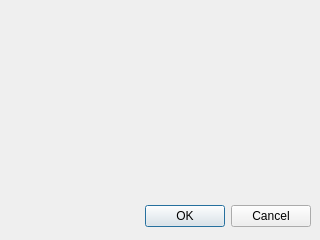
The window that factura.ui (Shadow81194/P58.Qt.Tiendad) describes before a commit, drawn with Qt 5.
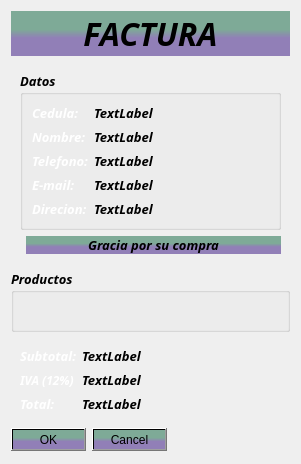
The same window after the commit. Icons and pictures are not drawn.

Diff of the .ui file:
```diff
--- a/factura.ui
+++ b/factura.ui
@@ -5,29 +5,348 @@
    <rect>
     <x>0</x>
     <y>0</y>
-    <width>320</width>
-    <height>240</height>
+    <width>301</width>
+    <height>464</height>
    </rect>
   </property>
   <property name="windowTitle">
    <string>Dialog</string>
   </property>
-  <widget class="QDialogButtonBox" name="buttonBox">
-   <property name="geometry">
-    <rect>
-     <x>10</x>
-     <y>200</y>
-     <width>301</width>
-     <height>32</height>
-    </rect>
-   </property>
-   <property name="orientation">
-    <enum>Qt::Horizontal</enum>
-   </property>
-   <property name="standardButtons">
-    <set>QDialogButtonBox::Cancel|QDialogButtonBox::Ok</set>
-   </property>
-  </widget>
+  <layout class="QFormLayout" name="formLayout_4">
+   <item row="0" column="0" colspan="2">
+    <widget class="QLabel" name="label">
+     <property name="font">
+      <font>
+       <family>Cooper Std Black</family>
+       <pointsize>10</pointsize>
+       <weight>75</weight>
+       <italic>true</italic>
+       <bold>true</bold>
+      </font>
+     </property>
+     <property name="styleSheet">
+      <string notr="true">background-color: qlineargradient(spread:reflect, x1:1, y1:0.943, x2:1, y2:0.0683636, stop:0.393258 rgba(82, 52, 145, 153), stop:0.606742 rgba(45, 121, 88, 148));</string>
+     </property>
+     <property name="text">
+      <string>&lt;html&gt;&lt;head/&gt;&lt;body&gt;&lt;p align=&quot;center&quot;&gt;&lt;span style=&quot; font-size:24pt; font-weight:600; font-style:italic;&quot;&gt;FACTURA&lt;/span&gt;&lt;/p&gt;&lt;/body&gt;&lt;/html&gt;</string>
+     </property>
+    </widget>
+   </item>
+   <item row="1" column="0" colspan="2">
+    <widget class="QWidget" name="widget" native="true">
+     <layout class="QFormLayout" name="formLayout_2">
+      <item row="0" column="0" colspan="2">
+       <widget class="QGroupBox" name="groupBox">
+        <property name="font">
+         <font>
+          <family>Cooper Std Black</family>
+          <pointsize>10</pointsize>
+          <weight>75</weight>
+          <italic>true</italic>
+          <bold>true</bold>
+         </font>
+        </property>
+        <property name="title">
+         <string>Datos</string>
+        </property>
+        <layout class="QFormLayout" name="formLayout">
+         <item row="0" column="0">
+          <widget class="QLabel" name="label_2">
+           <property name="font">
+            <font>
+             <family>Cooper Std Black</family>
+             <pointsize>10</pointsize>
+             <weight>75</weight>
+             <italic>true</italic>
+             <bold>true</bold>
+            </font>
+           </property>
+           <property name="styleSheet">
+            <string notr="true">color: rgb(255, 255, 255);</string>
+           </property>
+           <property name="text">
+            <string>Cedula:</string>
+           </property>
+          </widget>
+         </item>
+         <item row="0" column="1">
+          <widget class="QLabel" name="outCedula">
+           <property name="font">
+            <font>
+             <family>Cooper Std Black</family>
+             <pointsize>10</pointsize>
+             <weight>75</weight>
+             <italic>true</italic>
+             <bold>true</bold>
+            </font>
+           </property>
+           <property name="text">
+            <string>TextLabel</string>
+           </property>
+          </widget>
+         </item>
+         <item row="1" column="0">
+          <widget class="QLabel" name="label_3">
+           <property name="font">
+            <font>
+             <family>Cooper Std Black</family>
+             <pointsize>10</pointsize>
+             <weight>75</weight>
+             <italic>true</italic>
+             <bold>true</bold>
+            </font>
+           </property>
+           <property name="styleSheet">
+            <string notr="true">color: rgb(255, 255, 255);</string>
+           </property>
+           <property name="text">
+            <string>Nombre:</string>
+           </property>
+          </widget>
+         </item>
+         <item row="1" column="1">
+          <widget class="QLabel" name="outNombre">
+           <property name="text">
+            <string>TextLabel</string>
+           </property>
+          </widget>
+         </item>
+         <item row="2" column="0">
+          <widget class="QLabel" name="label_4">
+           <property name="font">
+            <font>
+             <family>Cooper Std Black</family>
+             <pointsize>10</pointsize>
+             <weight>75</weight>
+             <italic>true</italic>
+             <bold>true</bold>
+            </font>
+           </property>
+           <property name="styleSheet">
+            <string notr="true">color: rgb(255, 255, 255);</string>
+           </property>
+           <property name="text">
+            <string>Telefono:</string>
+           </property>
+          </widget>
+         </item>
+         <item row="2" column="1">
+          <widget class="QLabel" name="outTelefono">
+           <property name="text">
+            <string>TextLabel</string>
+           </property>
+          </widget>
+         </item>
+         <item row="3" column="0">
+          <widget class="QLabel" name="label_5">
+           <property name="font">
+            <font>
+             <family>Cooper Std Black</family>
+             <pointsize>10</pointsize>
+             <weight>75</weight>
+             <italic>true</italic>
+             <bold>true</bold>
+            </font>
+           </property>
+           <property name="styleSheet">
+            <string notr="true">color: rgb(255, 255, 255);</string>
+           </property>
+           <property name="text">
+            <string>E-mail:</string>
+           </property>
+          </widget>
+         </item>
+         <item row="3" column="1">
+          <widget class="QLabel" name="outMail">
+           <property name="text">
+            <string>TextLabel</string>
+           </property>
+          </widget>
+         </item>
+         <item row="4" column="0">
+          <widget class="QLabel" name="label_6">
+           <property name="font">
+            <font>
+             <family>Cooper Std Black</family>
+             <pointsize>10</pointsize>
+             <weight>75</weight>
+             <italic>true</italic>
+             <bold>true</bold>
+            </font>
+           </property>
+           <property name="styleSheet">
+            <string notr="true">color: rgb(255, 255, 255);</string>
+           </property>
+           <property name="text">
+            <string>Direcion:</string>
+           </property>
+          </widget>
+         </item>
+         <item row="4" column="1">
+          <widget class="QLabel" name="outDirecion">
+           <property name="text">
+            <string>TextLabel</string>
+           </property>
+          </widget>
+         </item>
+        </layout>
+       </widget>
+      </item>
+      <item row="1" column="0">
+       <widget class="QWidget" name="widget_3" native="true"/>
+      </item>
+      <item row="1" column="1">
+       <widget class="QLabel" name="label_10">
+        <property name="font">
+         <font>
+          <family>Cooper Std Black</family>
+          <pointsize>10</pointsize>
+          <weight>75</weight>
+          <italic>true</italic>
+          <bold>true</bold>
+         </font>
+        </property>
+        <property name="styleSheet">
+         <string notr="true">background-color: qlineargradient(spread:reflect, x1:1, y1:0.943, x2:1, y2:0.0683636, stop:0.393258 rgba(82, 52, 145, 153), stop:0.606742 rgba(45, 121, 88, 148));</string>
+        </property>
+        <property name="text">
+         <string>&lt;html&gt;&lt;head/&gt;&lt;body&gt;&lt;p align=&quot;center&quot;&gt;&lt;span style=&quot; font-size:10pt; font-weight:600; font-style:italic;&quot;&gt;Gracia por su compra&lt;/span&gt;&lt;/p&gt;&lt;/body&gt;&lt;/html&gt;</string>
+        </property>
+       </widget>
+      </item>
+     </layout>
+    </widget>
+   </item>
+   <item row="2" column="0" colspan="2">
+    <widget class="QGroupBox" name="groupBox_2">
+     <property name="font">
+      <font>
+       <family>Cooper Std Black</family>
+       <pointsize>10</pointsize>
+       <weight>75</weight>
+       <italic>true</italic>
+       <bold>true</bold>
+      </font>
+     </property>
+     <property name="title">
+      <string>Productos</string>
+     </property>
+     <layout class="QVBoxLayout" name="verticalLayout">
+      <item>
+       <widget class="QLabel" name="outDetalle">
+        <property name="text">
+         <string/>
+        </property>
+       </widget>
+      </item>
+     </layout>
+    </widget>
+   </item>
+   <item row="3" column="0">
+    <widget class="QWidget" name="widget_2" native="true">
+     <property name="font">
+      <font>
+       <family>Cooper Std Black</family>
+       <pointsize>10</pointsize>
+       <weight>75</weight>
+       <italic>true</italic>
+       <bold>true</bold>
+      </font>
+     </property>
+     <layout class="QFormLayout" name="formLayout_3">
+      <item row="0" column="0">
+       <widget class="QLabel" name="label_7">
+        <property name="styleSheet">
+         <string notr="true">color: rgb(255, 255, 255);</string>
+        </property>
+        <property name="text">
+         <string>Subtotal:</string>
+        </property>
+       </widget>
+      </item>
+      <item row="0" column="1">
+       <widget class="QLabel" name="outSubtotal">
+        <property name="text">
+         <string>TextLabel</string>
+        </property>
+       </widget>
+      </item>
+      <item row="1" column="0">
+       <widget class="QLabel" name="label_8">
+        <property name="font">
+         <font>
+          <family>Cooper Std Black</family>
+          <pointsize>9</pointsize>
+          <weight>75</weight>
+          <italic>true</italic>
+          <bold>true</bold>
+         </font>
+        </property>
+        <property name="styleSheet">
+         <string notr="true">color: rgb(255, 255, 255);</string>
+        </property>
+        <property name="text">
+         <string>IVA (12%)</string>
+        </property>
+       </widget>
+      </item>
+      <item row="1" column="1">
+       <widget class="QLabel" name="outIVA">
+        <property name="text">
+         <string>TextLabel</string>
+        </property>
+       </widget>
+      </item>
+      <item row="2" column="0">
+       <widget class="QLabel" name="label_9">
+        <property name="font">
+         <font>
+          <family>Cooper Std Black</family>
+          <pointsize>10</pointsize>
+          <weight>75</weight>
+          <italic>true</italic>
+          <bold>true</bold>
+         </font>
+        </property>
+        <property name="styleSheet">
+         <string notr="true">color: rgb(255, 255, 255);</string>
+        </property>
+        <property name="text">
+         <string>Total:</string>
+        </property>
+       </widget>
+      </item>
+      <item row="2" column="1">
+       <widget class="QLabel" name="outTotal">
+        <property name="text">
+         <string>TextLabel</string>
+        </property>
+       </widget>
+      </item>
+     </layout>
+    </widget>
+   </item>
+   <item row="3" column="1">
+    <widget class="QWidget" name="widget_4" native="true">
+     <property name="styleSheet">
+      <string notr="true">border-image: url(:/new/prefix1/imagen de tiendad/01 tiendad.jpg);</string>
+     </property>
+    </widget>
+   </item>
+   <item row="4" column="0">
+    <widget class="QDialogButtonBox" name="buttonBox">
+     <property name="styleSheet">
+      <string notr="true">background-color: qlineargradient(spread:reflect, x1:1, y1:0.943, x2:1, y2:0.0683636, stop:0.393258 rgba(82, 52, 145, 153), stop:0.606742 rgba(45, 121, 88, 148));</string>
+     </property>
+     <property name="orientation">
+      <enum>Qt::Horizontal</enum>
+     </property>
+     <property name="standardButtons">
+      <set>QDialogButtonBox::Cancel|QDialogButtonBox::Ok</set>
+     </property>
+    </widget>
+   </item>
+  </layout>
  </widget>
  <resources/>
  <connections>
```
Left out of the diff: 3 changed lines with no effect on the pictures.
